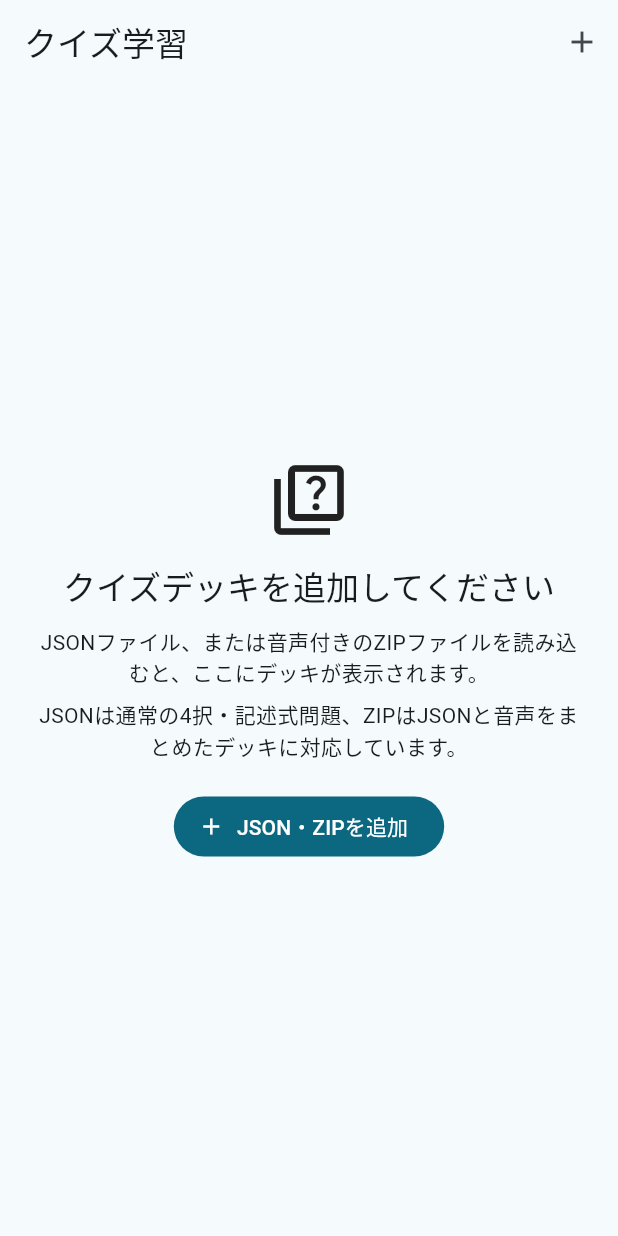
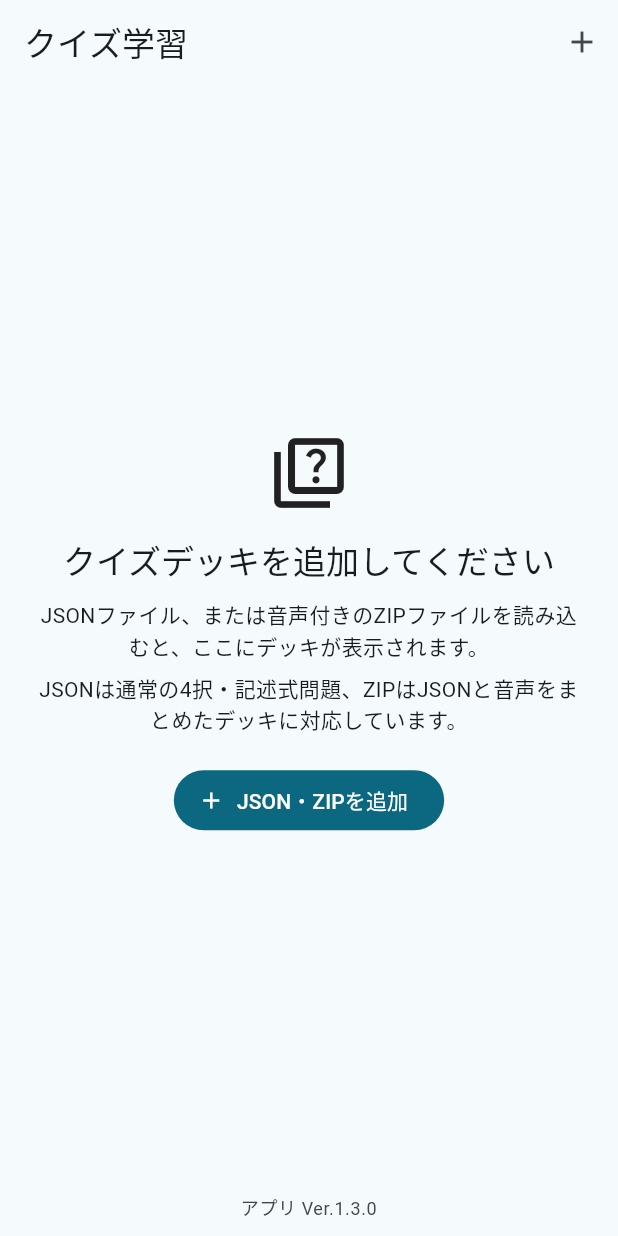
Before and after one commit to harubaru-cell/quiz-app, a Flutter app: the screen it shows after launch, on a phone screen of 412 x 824 dp. Run offline on Flutter 3.47's test engine with Material 3 defaults, Android fonts, the phone set to English and light mode, and no system bars; our stand-ins replace file_picker, shared_preferences, web; missing offline and left inert: dart:js_interop, idb_shim.

Commit message:
Display app version 1.3.0

```diff
--- a/lib/screens/home_screen.dart
+++ b/lib/screens/home_screen.dart
@@ -9,6 +9,8 @@ import 'deck_settings_screen.dart';
 
 class HomeScreen extends StatelessWidget {
   const HomeScreen({super.key});
+
+  static const String _appVersion = '1.3.0';
 
   @override
   Widget build(BuildContext context) {
@@ -79,6 +81,24 @@ class HomeScreen extends StatelessWidget {
                         },
                       ),
                     ),
+          bottomNavigationBar: SafeArea(
+            top: false,
+            child: Padding(
+              padding: const EdgeInsets.fromLTRB(
+                16,
+                8,
+                16,
+                10,
+              ),
+              child: Text(
+                'アプリ Ver.$_appVersion',
+                textAlign: TextAlign.center,
+                style: Theme.of(context).textTheme.bodySmall?.copyWith(
+                      color: Theme.of(context).colorScheme.onSurfaceVariant,
+                    ),
+              ),
+            ),
+          ),
           floatingActionButton: appState.decks.isEmpty
               ? null
               : FloatingActionButton.extended(
```
Also changed, not shown: 2 other files.
